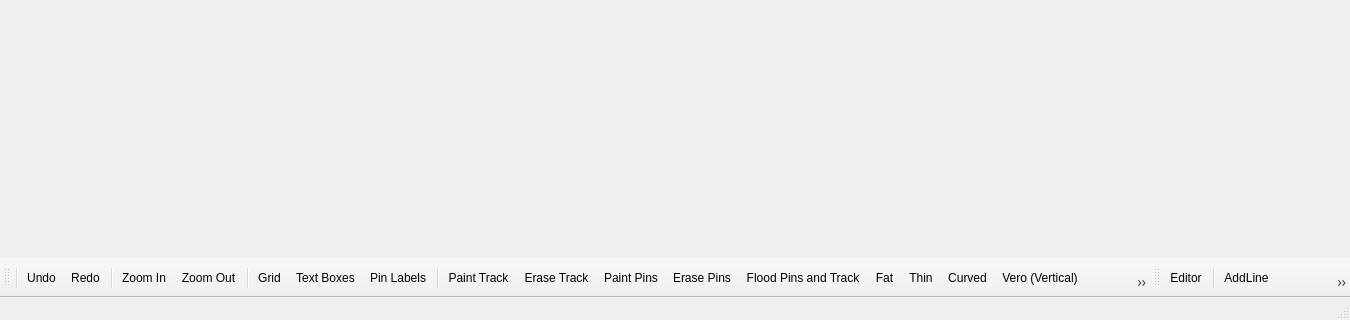
Old version of the form src/mainwindow.ui in the repository melak/veroroute; both pictures show x 0 to 1350 and y 400 to 720 of the 1350 by 720 pixel window.
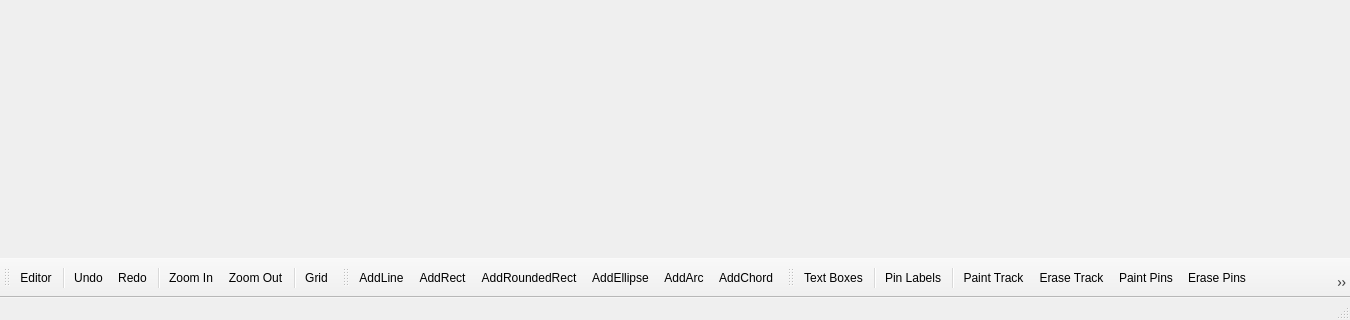
New version of the form. Icons and pictures are not drawn.

Patch:
```diff
--- a/src/mainwindow.ui
+++ b/src/mainwindow.ui
@@ -290,6 +290,67 @@
     </sizepolicy>
    </property>
   </widget>
+  <widget class="QToolBar" name="toolBar_2">
+   <property name="minimumSize">
+    <size>
+     <width>0</width>
+     <height>40</height>
+    </size>
+   </property>
+   <property name="maximumSize">
+    <size>
+     <width>16777215</width>
+     <height>40</height>
+    </size>
+   </property>
+   <property name="windowTitle">
+    <string>toolBar_2</string>
+   </property>
+   <attribute name="toolBarArea">
+    <enum>BottomToolBarArea</enum>
+   </attribute>
+   <attribute name="toolBarBreak">
+    <bool>false</bool>
+   </attribute>
+   <addaction name="actionEditor"/>
+   <addaction name="separator"/>
+   <addaction name="actionUndo"/>
+   <addaction name="actionRedo"/>
+   <addaction name="separator"/>
+   <addaction name="actionZoom_In"/>
+   <addaction name="actionZoom_Out"/>
+   <addaction name="separator"/>
+   <addaction name="actionToggleGrid"/>
+  </widget>
+  <widget class="QToolBar" name="toolBar_3">
+   <property name="minimumSize">
+    <size>
+     <width>0</width>
+     <height>40</height>
+    </size>
+   </property>
+   <property name="maximumSize">
+    <size>
+     <width>16777215</width>
+     <height>40</height>
+    </size>
+   </property>
+   <property name="windowTitle">
+    <string>toolBar_3</string>
+   </property>
+   <attribute name="toolBarArea">
+    <enum>BottomToolBarArea</enum>
+   </attribute>
+   <attribute name="toolBarBreak">
+    <bool>false</bool>
+   </attribute>
+   <addaction name="actionAddLine"/>
+   <addaction name="actionAddRect"/>
+   <addaction name="actionAddRoundedRect"/>
+   <addaction name="actionAddEllipse"/>
+   <addaction name="actionAddArc"/>
+   <addaction name="actionAddChord"/>
+  </widget>
   <widget class="QToolBar" name="toolBar">
    <property name="enabled">
     <bool>true</bool>
@@ -303,7 +364,7 @@
    <property name="minimumSize">
     <size>
      <width>0</width>
-     <height>0</height>
+     <height>40</height>
     </size>
    </property>
    <property name="maximumSize">
@@ -312,18 +373,6 @@
      <height>40</height>
     </size>
    </property>
-   <property name="windowTitle">
-    <string>toolBar</string>
-   </property>
-   <property name="toolTip">
-    <string/>
-   </property>
-   <property name="movable">
-    <bool>true</bool>
-   </property>
-   <property name="allowedAreas">
-    <set>Qt::TopToolBarArea</set>
-   </property>
    <property name="iconSize">
     <size>
      <width>24</width>
@@ -339,15 +388,8 @@
    <attribute name="toolBarBreak">
     <bool>false</bool>
    </attribute>
-   <addaction name="separator"/>
-   <addaction name="actionUndo"/>
-   <addaction name="actionRedo"/>
-   <addaction name="separator"/>
-   <addaction name="actionZoom_In"/>
-   <addaction name="actionZoom_Out"/>
-   <addaction name="separator"/>
-   <addaction name="actionToggleGrid"/>
    <addaction name="actionToggleText"/>
+   <addaction name="separator"/>
    <addaction name="actionTogglePinLabels"/>
    <addaction name="separator"/>
    <addaction name="actionPaintGrid"/>
@@ -367,40 +409,7 @@
    <addaction name="actionFill"/>
    <addaction name="separator"/>
    <addaction name="actionSelectArea"/>
-  </widget>
-  <widget class="QToolBar" name="toolBar_2">
-   <property name="minimumSize">
-    <size>
-     <width>200</width>
-     <height>40</height>
-    </size>
-   </property>
-   <property name="maximumSize">
-    <size>
-     <width>16777215</width>
-     <height>40</height>
-    </size>
-   </property>
-   <property name="windowTitle">
-    <string>toolBar_2</string>
-   </property>
-   <property name="allowedAreas">
-    <set>Qt::BottomToolBarArea</set>
-   </property>
-   <attribute name="toolBarArea">
-    <enum>BottomToolBarArea</enum>
-   </attribute>
-   <attribute name="toolBarBreak">
-    <bool>false</bool>
-   </attribute>
-   <addaction name="actionEditor"/>
    <addaction name="separator"/>
-   <addaction name="actionAddLine"/>
-   <addaction name="actionAddRect"/>
-   <addaction name="actionAddRoundedRect"/>
-   <addaction name="actionAddEllipse"/>
-   <addaction name="actionAddArc"/>
-   <addaction name="actionAddChord"/>
    <addaction name="actionSwitchLayer"/>
   </widget>
   <action name="actionNew">
```
Left out of the diff: 3 changed lines with no effect on the pictures.
